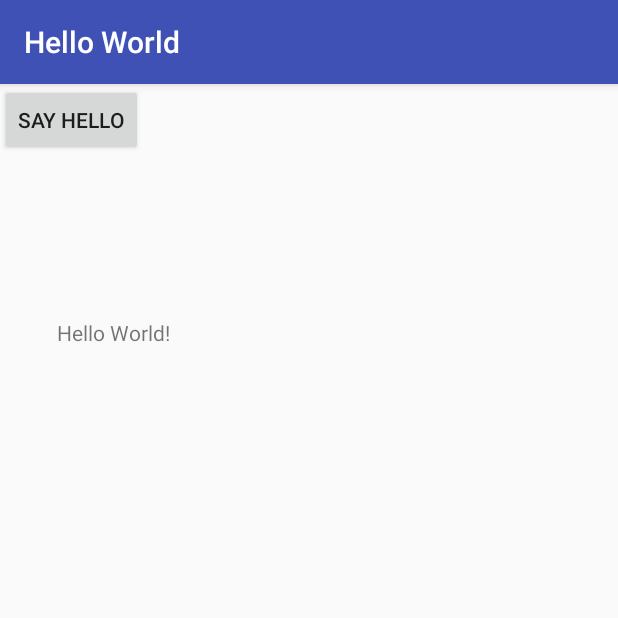
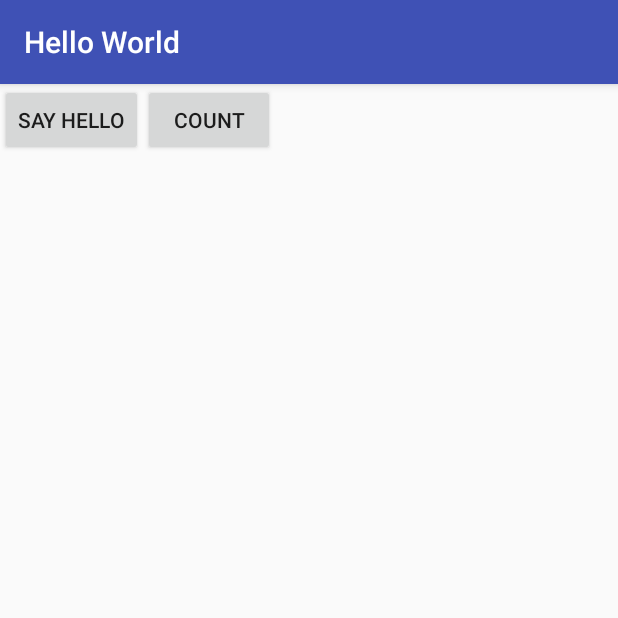
Before and after one commit to adelamodwala/hello-world-djinni, an Android app: the screen it shows after launch (MainActivity), on a phone screen of 412 x 824 dp, the top half of it. Run offline under Robolectric (Android 15) with nearby library versions, the light colour scheme and no system bars; 2 statements that could not run were skipped.

Commit message:
Both: Add a stateful counter - proof of concept for state containers in C++ code

```diff
--- a/android_project/HelloWorld/app/src/main/java/com/mycompany/helloworld/MainActivity.java
+++ b/android_project/HelloWorld/app/src/main/java/com/mycompany/helloworld/MainActivity.java
@@ -4,6 +4,7 @@ import android.support.v7.app.AppCompatActivity;
 import android.os.Bundle;
 import android.view.View;
 import android.widget.Button;
+import android.widget.ScrollView;
 import android.widget.TextView;
 
 public class MainActivity extends AppCompatActivity {
@@ -26,13 +27,26 @@ public class MainActivity extends AppCompatActivity {
         setContentView(R.layout.activity_main);
 
         // Example of a call to a native method
-        final Button button = (Button) findViewById(R.id.sample_button);
-        final TextView tv = (TextView) findViewById(R.id.sample_text);
-        button.setOnClickListener( new View.OnClickListener() {
+        final Button helloButton = (Button) findViewById(R.id.sample_button);
+        final Button countButton = (Button) findViewById(R.id.count_button);
+        final ScrollView scrollView = (ScrollView) findViewById(R.id.sample_text);
+        final TextView textView = new TextView(this);
+        scrollView.addView(textView);
+
+        helloButton.setOnClickListener( new View.OnClickListener() {
 
             @Override
             public void onClick(View v) {
-                tv.setText(helloWorldService.getHelloWorld() + "\n" + tv.getText());
+                textView.setText(helloWorldService.getHelloWorld() + "\n" + textView.getText());
+            }
+        });
+
+        // This is a STATEFUL call to the C++ backend
+        countButton.setOnClickListener( new View.OnClickListener() {
+
+            @Override
+            public void onClick(View v) {
+                textView.setText(helloWorldService.getCount() + "\n" + textView.getText());
             }
         });
 
--- a/android_project/HelloWorld/app/src/main/res/layout/activity_main.xml
+++ b/android_project/HelloWorld/app/src/main/res/layout/activity_main.xml
@@ -1,21 +1,31 @@
 <?xml version="1.0" encoding="utf-8"?>
-<android.support.constraint.ConstraintLayout
-    xmlns:android="http://schemas.android.com/apk/res/android"
+<android.support.constraint.ConstraintLayout xmlns:android="http://schemas.android.com/apk/res/android"
+    xmlns:app="http://schemas.android.com/apk/res-auto"
     xmlns:tools="http://schemas.android.com/tools"
-    xmlns:app="http://schemas.android.com/apk/res-auto"
     android:layout_width="match_parent"
     android:layout_height="match_parent"
     tools:context="com.mycompany.helloworld.MainActivity">
 
-    <Button
-        android:id="@+id/sample_button"
-        android:layout_width="wrap_content"
+    <LinearLayout
         android:layout_height="wrap_content"
-        android:text="@string/sample_button_text"
-        tools:layout_editor_absoluteX="148dp"
-        tools:layout_editor_absoluteY="16dp" />
+        android:layout_width="fill_parent"
+        android:orientation="horizontal">
 
-    <TextView
+        <Button
+            android:id="@+id/sample_button"
+            android:layout_width="wrap_content"
+            android:layout_height="wrap_content"
+            android:text="@string/sample_button_text" />
+
+        <Button
+            android:id="@+id/count_button"
+            android:layout_width="wrap_content"
+            android:layout_height="wrap_content"
+            android:text="@string/count_button_text" />
+    </LinearLayout>
+
+
+    <ScrollView
         android:id="@+id/sample_text"
         android:layout_width="336dp"
         android:layout_height="300dp"
--- a/android_project/HelloWorld/app/src/main/res/values/strings.xml
+++ b/android_project/HelloWorld/app/src/main/res/values/strings.xml
@@ -1,4 +1,5 @@
 <resources>
     <string name="app_name">Hello World</string>
+    <string name="count_button_text">Count</string>
     <string name="sample_button_text">Say Hello</string>
 </resources>
```
Also changed, not shown: 12 other files.
